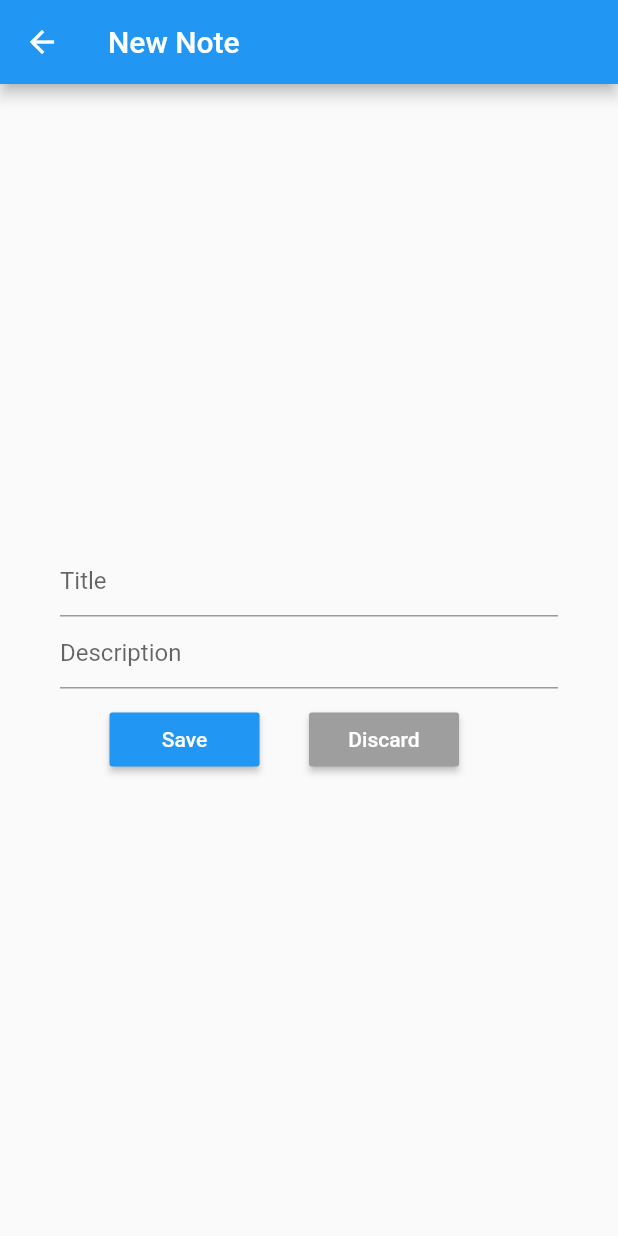
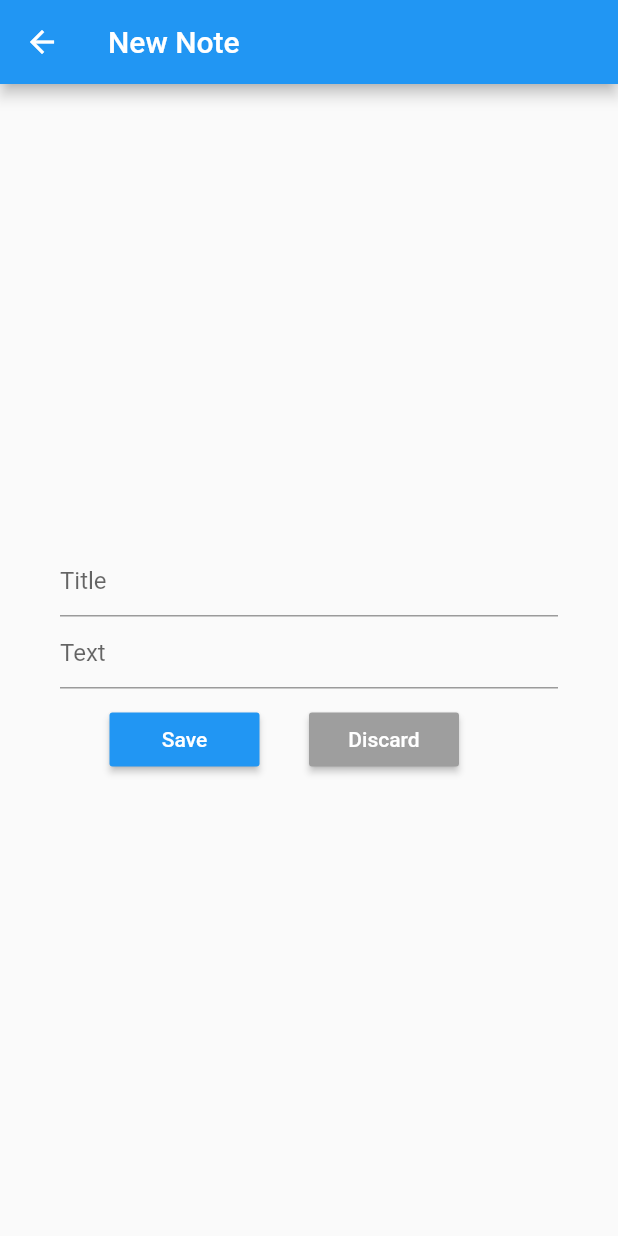
Before and after one commit to einoorish/Flutter-Notes-App, a Flutter app: the Note screen opened directly, on a phone screen of 412 x 824 dp. Run offline on Flutter 3.47's test engine with Material 2 defaults, Android fonts, the phone set to English and light mode, and no system bars; our stand-ins replace sqflite; accounts and stored records are empty.

Commit message:
small mistake fixed
todo: fix InputConnection problem

```diff
--- a/lib/inherited_widgets/note_inherited_widget.dart
+++ b/lib/inherited_widgets/note_inherited_widget.dart
@@ -2,20 +2,7 @@ import 'package:flutter/material.dart';
 
 class NoteInheritedWidget extends InheritedWidget{
 
-  final notes = [
-    {
-      "title" : "Title1",
-      "text" : "Text1"
-    },
-    {
-      "title" : "Title2",
-      "text" : "Text2"
-    },
-    {
-      "title" : "Title3",
-      "text" : "Text3"
-    },
-  ];
+  final notes = [];
 
   NoteInheritedWidget(Widget child) : super(child:child);
 
--- a/lib/views/note.dart
+++ b/lib/views/note.dart
@@ -21,10 +21,7 @@ class _NoteState extends State<Note> {
 
   final TextEditingController _titleController = TextEditingController();
   final TextEditingController _textController = TextEditingController();
-  String title = "Title", text = "Description";
-
-  List<Map<String, String>> get _notes => NoteInheritedWidget.of(context).notes;
-
+  String title = "Title", text = "Text";
 
   @override
   void didChangeDependencies() {
--- a/lib/views/notes_list.dart
+++ b/lib/views/notes_list.dart
@@ -32,6 +32,7 @@ class NoteListState extends State<NoteList> {
                       child: _NoteCard(notes[index]["title"], notes[index]["text"])
                   );
                 },
+                itemCount: notes.length,
               );
             } else {
               return Center(child: CircularProgressIndicator());
```
